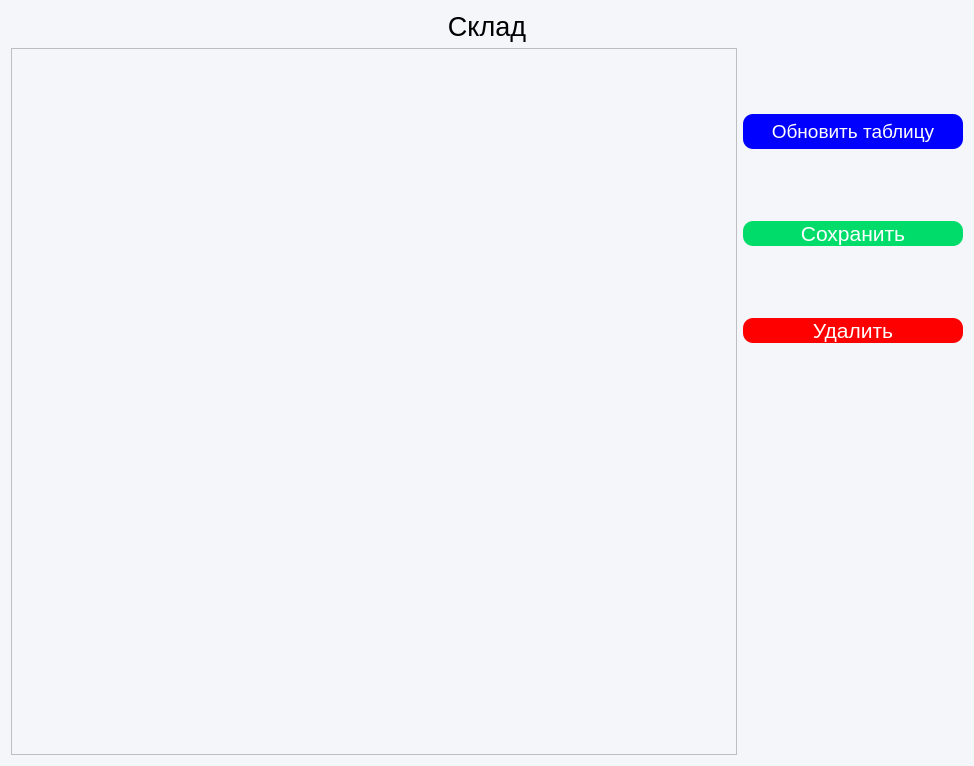
The window that ui/tab_parts.ui (Mostov2005/SQL_car_service) describes before a commit, drawn with Qt 5.
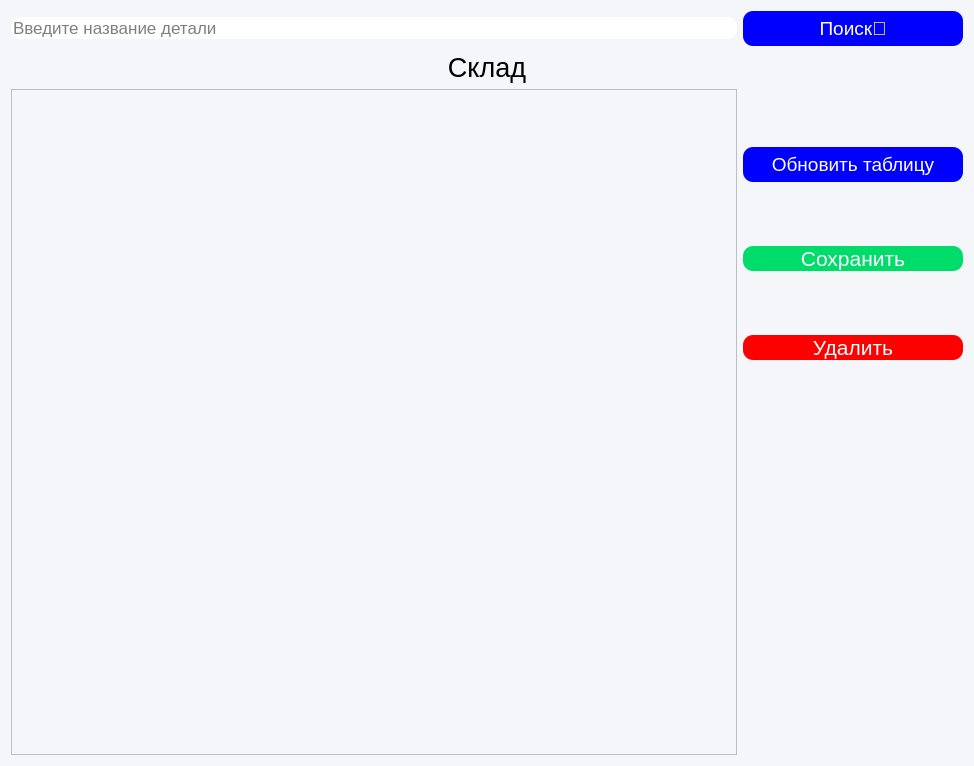
The same window after the commit.

Commit message: tab_orders.py - поиск по имени клиента tab_parts.py - Поиск по названию детали mainwindow_administrator.py - дополнительные отчёты(Количество проданных запчастей, их сумма, таблица)

Diff of the .ui file:
```diff
--- a/ui/tab_parts.ui
+++ b/ui/tab_parts.ui
@@ -20,36 +20,14 @@
    <property name="leftMargin">
     <number>11</number>
    </property>
-   <item row="0" column="0" colspan="2">
-    <layout class="QHBoxLayout" name="horizontalLayout_2">
-     <item>
-      <widget class="QLabel" name="label">
-       <property name="font">
-        <font>
-         <pointsize>20</pointsize>
-        </font>
-       </property>
-       <property name="layoutDirection">
-        <enum>Qt::LeftToRight</enum>
-       </property>
-       <property name="text">
-        <string>Склад</string>
-       </property>
-       <property name="alignment">
-        <set>Qt::AlignCenter</set>
-       </property>
-      </widget>
-     </item>
-    </layout>
-   </item>
-   <item row="1" column="0">
+   <item row="2" column="0">
     <layout class="QVBoxLayout" name="verticalLayout">
      <item>
       <widget class="QTableView" name="tableView"/>
      </item>
     </layout>
    </item>
-   <item row="1" column="1">
+   <item row="2" column="1">
     <layout class="QVBoxLayout" name="verticalLayout_2">
      <property name="bottomMargin">
       <number>50</number>
@@ -689,6 +667,259 @@
      </item>
     </layout>
    </item>
+   <item row="1" column="0" colspan="2">
+    <layout class="QHBoxLayout" name="horizontalLayout_2">
+     <item>
+      <widget class="QLabel" name="label">
+       <property name="font">
+        <font>
+         <pointsize>20</pointsize>
+        </font>
+       </property>
+       <property name="layoutDirection">
+        <enum>Qt::LeftToRight</enum>
+       </property>
+       <property name="text">
+        <string>Склад</string>
+       </property>
+       <property name="alignment">
+        <set>Qt::AlignCenter</set>
+       </property>
+      </widget>
+     </item>
+    </layout>
+   </item>
+   <item row="0" column="0">
+    <widget class="QLineEdit" name="part_edit">
+     <property name="minimumSize">
+      <size>
+       <width>0</width>
+       <height>0</height>
+      </size>
+     </property>
+     <property name="font">
+      <font>
+       <family>MS Shell Dlg 2</family>
+       <pointsize>13</pointsize>
+      </font>
+     </property>
+     <property name="styleSheet">
+      <string notr="true">#part_edit {
+    border-radius: 10px; /* Устанавливаем радиус закругления углов */
+    background-color: rgb(255, 255, 255); /* Цвет фона */
+}
+</string>
+     </property>
+     <property name="text">
+      <string/>
+     </property>
+     <property name="placeholderText">
+      <string>Введите название детали</string>
+     </property>
+    </widget>
+   </item>
+   <item row="0" column="1">
+    <widget class="QPushButton" name="search_part_btn">
+     <property name="minimumSize">
+      <size>
+       <width>220</width>
+       <height>35</height>
+      </size>
+     </property>
+     <property name="palette">
+      <palette>
+       <active>
+        <colorrole role="WindowText">
+         <brush brushstyle="SolidPattern">
+          <color alpha="255">
+           <red>255</red>
+           <green>255</green>
+           <blue>255</blue>
+          </color>
+         </brush>
+        </colorrole>
+        <colorrole role="Button">
+         <brush brushstyle="SolidPattern">
+          <color alpha="255">
+           <red>0</red>
+           <green>0</green>
+           <blue>255</blue>
+          </color>
+         </brush>
+        </colorrole>
+        <colorrole role="Text">
+         <brush brushstyle="SolidPattern">
+          <color alpha="255">
+           <red>255</red>
+           <green>255</green>
+           <blue>255</blue>
+          </color>
+         </brush>
+        </colorrole>
+        <colorrole role="ButtonText">
+         <brush brushstyle="SolidPattern">
+          <color alpha="255">
+           <red>255</red>
+           <green>255</green>
+           <blue>255</blue>
+          </color>
+         </brush>
+        </colorrole>
+        <colorrole role="Base">
+         <brush brushstyle="SolidPattern">
+          <color alpha="255">
+           <red>0</red>
+           <green>0</green>
+           <blue>255</blue>
+          </color>
+         </brush>
+        </colorrole>
+        <colorrole role="Window">
+         <brush brushstyle="SolidPattern">
+          <color alpha="255">
+           <red>0</red>
+           <green>0</green>
+           <blue>255</blue>
+          </color>
+         </brush>
+        </colorrole>
+       </active>
+       <inactive>
+        <colorrole role="WindowText">
+         <brush brushstyle="SolidPattern">
+          <color alpha="255">
+           <red>255</red>
+           <green>255</green>
+           <blue>255</blue>
+          </color>
+         </brush>
+        </colorrole>
+        <colorrole role="Button">
+         <brush brushstyle="SolidPattern">
+          <color alpha="255">
+           <red>0</red>
+           <green>0</green>
+           <blue>255</blue>
+          </color>
+         </brush>
+        </colorrole>
+        <colorrole role="Text">
+         <brush brushstyle="SolidPattern">
+          <color alpha="255">
+           <red>255</red>
+           <green>255</green>
+           <blue>255</blue>
+          </color>
+         </brush>
+        </colorrole>
+        <colorrole role="ButtonText">
+         <brush brushstyle="SolidPattern">
+          <color alpha="255">
+           <red>255</red>
+           <green>255</green>
+           <blue>255</blue>
+          </color>
+         </brush>
+        </colorrole>
+        <colorrole role="Base">
+         <brush brushstyle="SolidPattern">
+          <color alpha="255">
+           <red>0</red>
+           <green>0</green>
+           <blue>255</blue>
+          </color>
+         </brush>
+        </colorrole>
+        <colorrole role="Window">
+         <brush brushstyle="SolidPattern">
+          <color alpha="255">
+           <red>0</red>
+           <green>0</green>
+           <blue>255</blue>
+          </color>
+         </brush>
+        </colorrole>
+       </inactive>
+       <disabled>
+        <colorrole role="WindowText">
+         <brush brushstyle="SolidPattern">
+          <color alpha="255">
+           <red>255</red>
+           <green>255</green>
+           <blue>255</blue>
+          </color>
+         </brush>
+        </colorrole>
+        <colorrole role="Button">
+         <brush brushstyle="SolidPattern">
+          <color alpha="255">
+           <red>0</red>
+           <green>0</green>
+           <blue>255</blue>
+          </color>
+         </brush>
+        </colorrole>
+        <colorrole role="Text">
+         <brush brushstyle="SolidPattern">
+          <color alpha="255">
+           <red>255</red>
+           <green>255</green>
+           <blue>255</blue>
+          </color>
+         </brush>
+        </colorrole>
+        <colorrole role="ButtonText">
+         <brush brushstyle="SolidPattern">
+          <color alpha="255">
+           <red>255</red>
+           <green>255</green>
+           <blue>255</blue>
+          </color>
+         </brush>
+        </colorrole>
+        <colorrole role="Base">
+         <brush brushstyle="SolidPattern">
+          <color alpha="255">
+           <red>0</red>
+           <green>0</green>
+           <blue>255</blue>
+          </color>
+         </brush>
+        </colorrole>
+        <colorrole role="Window">
+         <brush brushstyle="SolidPattern">
+          <color alpha="255">
+           <red>0</red>
+           <green>0</green>
+           <blue>255</blue>
+          </color>
+         </brush>
+        </colorrole>
+       </disabled>
+      </palette>
+     </property>
+     <property name="font">
+      <font>
+       <pointsize>14</pointsize>
+      </font>
+     </property>
+     <property name="styleSheet">
+      <string notr="true">#search_part_btn {
+   background-color:rgb(0, 0, 255); /* Цвет фона кнопки */
+    border-radius: 10px; /* Устанавливаем радиус закругления углов */
+    color: white; /* Цвет текста кнопки */
+}
+#search_part_btn:hover {
+                background-color: rgb(0, 0, 158)
+}
+
+</string>
+     </property>
+     <property name="text">
+      <string>Поиск🔎</string>
+     </property>
+    </widget>
+   </item>
   </layout>
  </widget>
  <resources/>
```
The commit also changes 8 other files.
